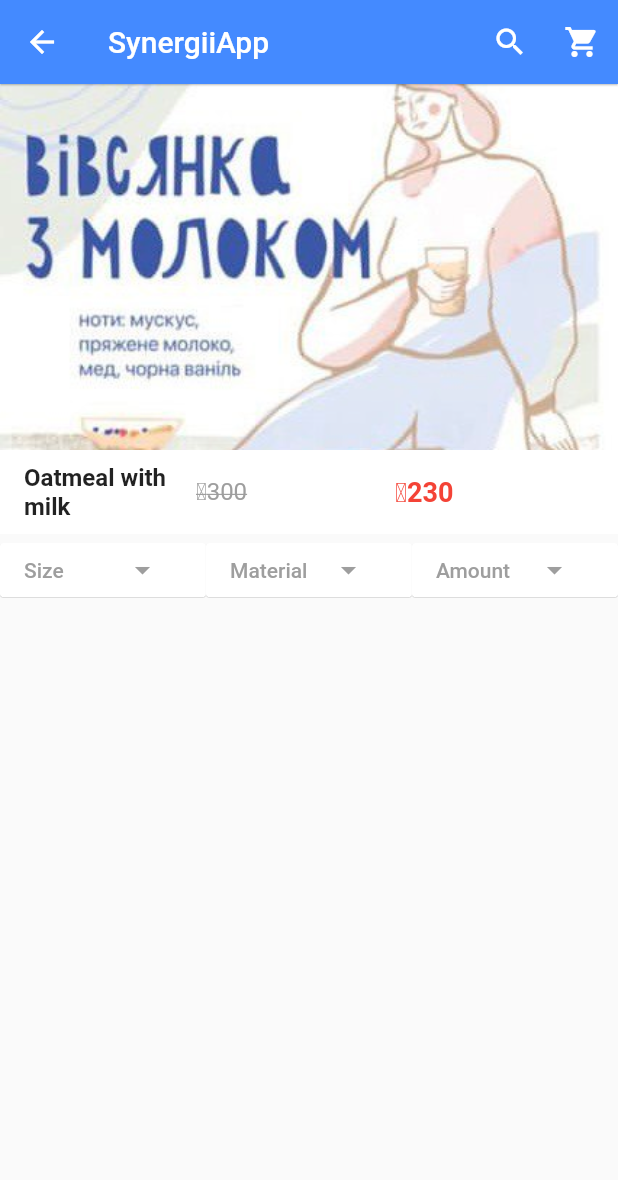
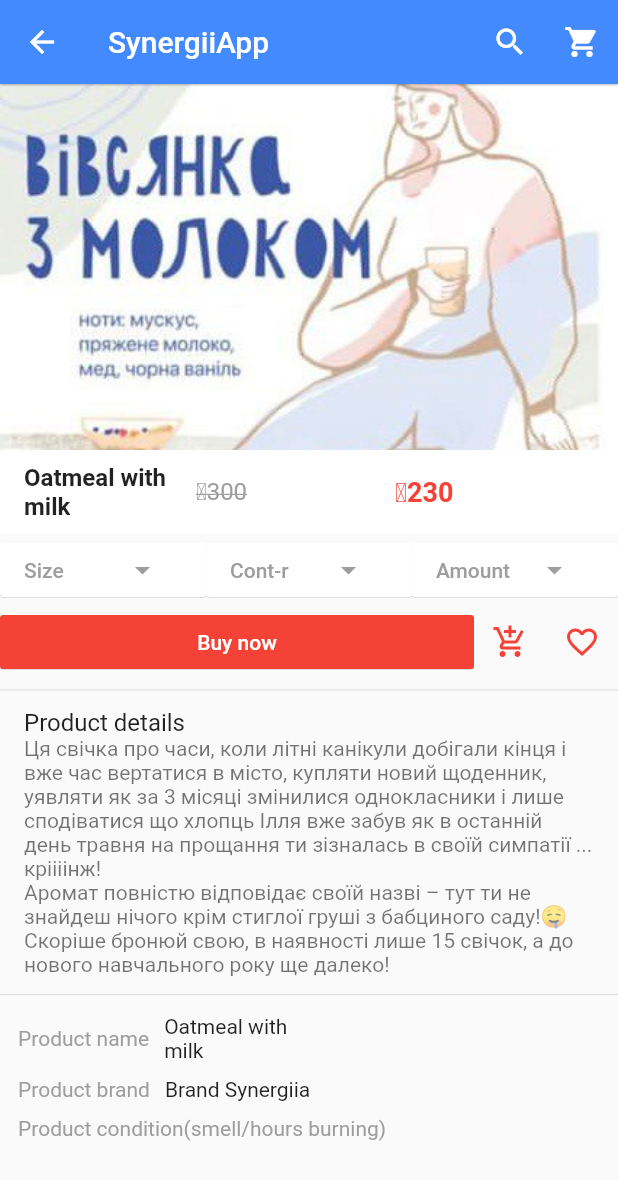
Before and after one commit to Vi4697/synergiia_app, a Flutter app: the screen it shows after launch, after a tap on an icon or button, on a phone screen of 412 x 824 dp. Shown: the top 1180 px of the screen. Run offline on Flutter 3.47's test engine with Material 2 defaults, Android fonts, the phone set to English and light mode, and no system bars; drawn by our look-alikes of carousel_pro.

Commit message:
Product details changes

```diff
--- a/lib/pages/product_details.dart
+++ b/lib/pages/product_details.dart
@@ -103,7 +103,22 @@ class _ProductDetailsState extends State<ProductDetails> {
               // ========== the size button==========
 
               Expanded(
-                  child: MaterialButton(onPressed: (){},
+                  child: MaterialButton(onPressed: (){
+                    showDialog(context: context,
+                        builder: (context)
+                    {
+                      return new AlertDialog(
+                        title: new Text("Size"),
+                        content: new Text("Choose the size of the product"),
+                        actions: <Widget>[
+                          new MaterialButton(onPressed: (){
+                            Navigator.of(context).pop(context);
+                          },
+                          child:  new Text("close"), color: Colors.blueAccent[200], textColor: Colors.white,)
+                        ],
+                      );
+                    });
+                  },
                   color: Colors.white,
                   textColor: Colors.grey,
                     elevation: 0.2,
@@ -125,14 +140,29 @@ class _ProductDetailsState extends State<ProductDetails> {
               // ========== the container button==========
 
               Expanded(
-                  child: MaterialButton(onPressed: (){},
+                  child: MaterialButton(
+                    onPressed: (){
+                      showDialog(context: context,
+                          builder: (context) {
+                        return new AlertDialog(
+                          title: new Text("Container"),
+                          content: new Text("Choose the container for the product"),
+                          actions: <Widget>[
+                            new MaterialButton(onPressed: () {
+                              Navigator.of(context).pop(context);
+                            },
+                            child: new Text("Close"),color: Colors.blueAccent[200], textColor: Colors.white,)
+                          ],
+                        );
+                      });
+                    },
                     color: Colors.white,
                     textColor: Colors.grey,
                     elevation: 0.2,
                     child: Row(
                       children: <Widget>[
                         Expanded(
-                          child: new Text("Material"),
+                          child: new Text("Cont-r"),
                         ),
                         Expanded(
                           child: new Icon(Icons.arrow_drop_down),
@@ -147,7 +177,23 @@ class _ProductDetailsState extends State<ProductDetails> {
               // ========== the Quantity button==========
 
               Expanded(
-                  child: MaterialButton(onPressed: (){},
+                  child: MaterialButton(onPressed: (){
+                    showDialog(context: context,
+                        builder: (context){
+
+                      return new AlertDialog(
+                        title: new Text("Quantity"),
+                        content: new Text("Choose the quantity of the product"),
+                        actions: <Widget>[
+                          new MaterialButton(onPressed: (){
+                            Navigator.of(context).pop(context);
+                          },
+                          child: new Text("close"),color: Colors.blueAccent[200], textColor: Colors.white)
+                        ],
+                      );
+
+                        });
+                  },
                     color: Colors.white,
                     textColor: Colors.grey,
                     elevation: 0.2,
@@ -165,6 +211,59 @@ class _ProductDetailsState extends State<ProductDetails> {
                   )
               )
             ],
+          ),
+
+
+          //       ========== the second buttons ========
+
+
+          Row(
+            children: <Widget>[
+              // ========== the Quantity button==========
+
+              Expanded(
+                  child: MaterialButton(onPressed: (){},
+                    color: Colors.red,
+                    textColor: Colors.white,
+                    elevation: 0.2,
+                    child: new Text("Buy now")
+                  ),
+              ),
+
+              new IconButton(onPressed: (){}, icon: Icon(Icons.add_shopping_cart), color: Colors.red,),
+
+              new IconButton(onPressed: (){}, icon: Icon(Icons.favorite_border), color: Colors.red,),
+
+            ],
+          ),
+
+          Divider(),
+          new ListTile(
+            title: new Text("Product details"),
+            subtitle: new Text("Ця свічка про часи, коли літні канікули добігали кінця і вже час вертатися в місто, купляти новий щоденник, уявляти як за 3 місяці змінилися однокласники і лише сподіватися що хлопць Ілля вже забув як в останній день травня на прощання ти зізналась в своїй симпатії ... кріііінж! \nАромат повністю відповідає своїй назві – тут ти не знайдеш нічого крім стиглої груші з бабциного саду!🤤 Скоріше бронюй свою, в наявності лише 15 свічок, а до нового навчального року ще далеко!"),
+          ),
+          Divider(),
+      new Row(
+        children: <Widget>[
+          Padding(padding: const EdgeInsets.fromLTRB(12.0, 5.0, 5.0, 5.0),
+          child: new Text("Product name", style: TextStyle(color: Colors.grey),),),
+          Padding(padding: EdgeInsets.all(5.0),
+          child: new Text(widget.product_detail_name),)
+        ],
+      ),
+          new Row(
+            children: <Widget>[
+              Padding(padding: const EdgeInsets.fromLTRB(12.0, 5.0, 5.0, 5.0),
+                child: new Text("Product brand", style: TextStyle(color: Colors.grey),),),
+              Padding(padding: EdgeInsets.all(5.0),
+              child: new Text("Brand Synergiia"),)
+            ],
+          ),
+          new Row(
+            children: <Widget>[
+              Padding(padding: const EdgeInsets.fromLTRB(12.0, 5.0, 5.0, 5.0),
+                child: new Text("Product condition(smell/hours burning)", style: TextStyle(color: Colors.grey),),)
+            ],
           )
         ],
       ),
```
Also changed, not shown: 4 other files.
